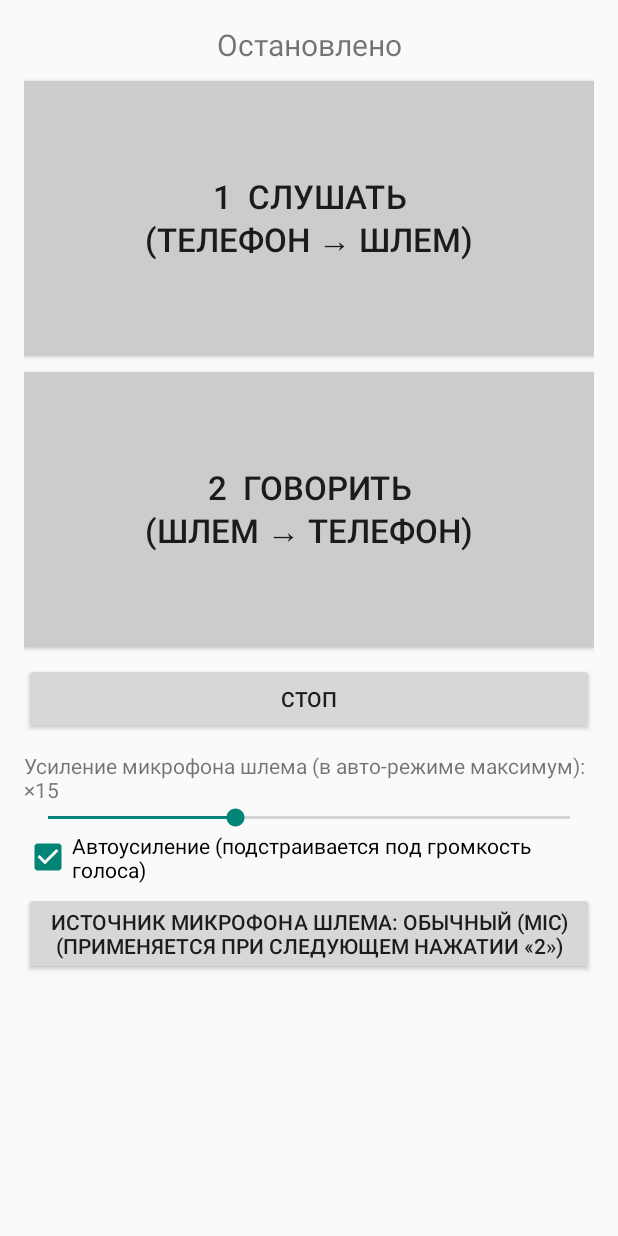
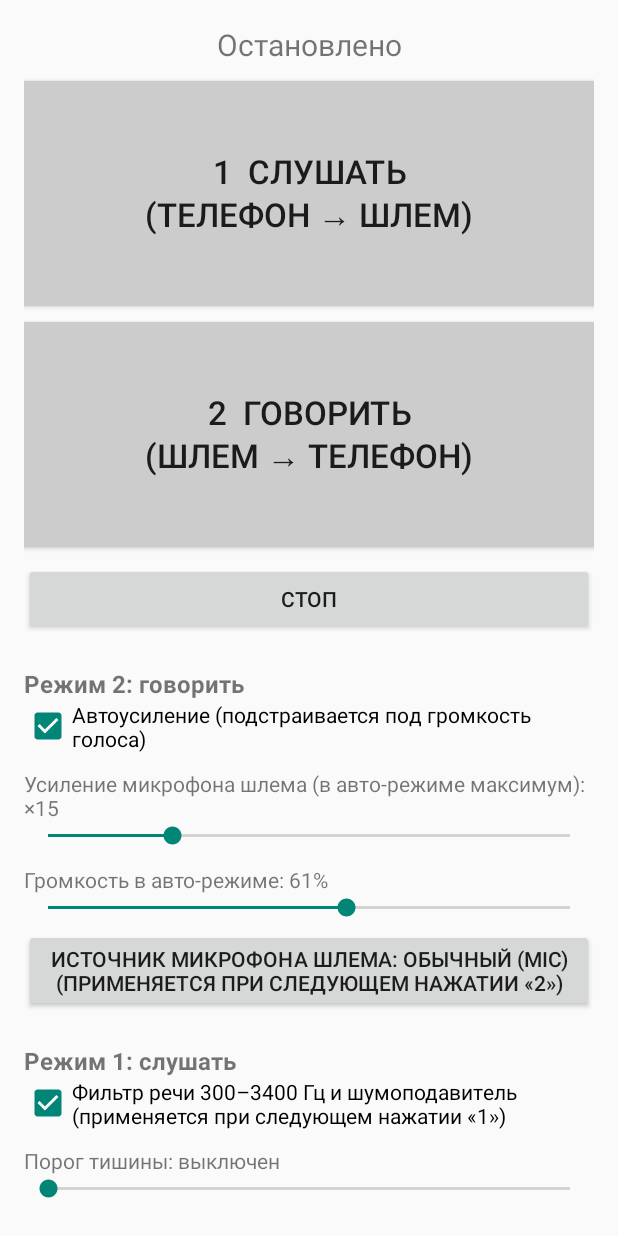
Before and after one commit to wh1tebeardv/cleude_helmet, an Android app: the screen it shows after launch (MainActivity), on a phone screen of 412 x 824 dp. Run offline under Robolectric (Android 15) with nearby library versions, the phone set to English and light mode, and no system bars.

Commit message:
Soft limiter, AGC target slider, LISTEN speech filter and silence gate, scrollable UI
Co-Authored-By: Claude Sonnet 5.5 <noreply@anthropic.com>
Claude-Session: https://claude.ai/code/session_01Qsyb9NPsuhCyuGVPyXSc5Q

```diff
--- a/app/src/main/java/com/example/helmetrelay/MainActivity.kt
+++ b/app/src/main/java/com/example/helmetrelay/MainActivity.kt
@@ -3,12 +3,16 @@ package com.example.helmetrelay
 import android.Manifest
 import android.app.Activity
 import android.content.Intent
+import android.content.SharedPreferences
 import android.content.pm.PackageManager
 import android.graphics.Color
+import android.media.MediaRecorder
 import android.os.Bundle
 import android.view.Gravity
 import android.view.ViewGroup
+import android.view.WindowManager
 import android.widget.Button
+import android.widget.CheckBox
 import android.widget.LinearLayout
 import android.widget.ScrollView
 import android.widget.SeekBar
@@ -20,12 +24,15 @@ class MainActivity : Activity() {
     private lateinit var logView: TextView
     private lateinit var btnListen: Button
     private lateinit var btnTalk: Button
-    private lateinit var btnStop: Button
+    private lateinit var prefs: SharedPreferences
 
     private var pendingAction: String? = null
 
     override fun onCreate(savedInstanceState: Bundle?) {
         super.onCreate(savedInstanceState)
+        window.addFlags(WindowManager.LayoutParams.FLAG_KEEP_SCREEN_ON)
+        prefs = getSharedPreferences("relay", MODE_PRIVATE)
+        val dp = resources.displayMetrics.density
 
         val root = LinearLayout(this).apply {
             orientation = LinearLayout.VERTICAL
@@ -41,55 +48,52 @@ class MainActivity : Activity() {
 
         btnListen = bigButton("1  СЛУШАТЬ\n(телефон → шлем)") { send(RelayService.ACTION_LISTEN) }
         btnTalk = bigButton("2  ГОВОРИТЬ\n(шлем → телефон)") { send(RelayService.ACTION_TALK) }
-        root.addView(btnListen, LinearLayout.LayoutParams(-1, 0, 1f).apply { topMargin = 16 })
-        root.addView(btnTalk, LinearLayout.LayoutParams(-1, 0, 1f).apply { topMargin = 16 })
+        root.addView(btnListen, LinearLayout.LayoutParams(-1, (150 * dp).toInt()).apply { topMargin = 16 })
+        root.addView(btnTalk, LinearLayout.LayoutParams(-1, (150 * dp).toInt()).apply { topMargin = 16 })
 
-        btnStop = Button(this).apply {
+        val btnStop = Button(this).apply {
             text = "СТОП"
             setOnClickListener { send(RelayService.ACTION_STOP) }
         }
         root.addView(btnStop, LinearLayout.LayoutParams(-1, -2).apply { topMargin = 16 })
 
-        val prefs = getSharedPreferences("relay", MODE_PRIVATE)
-        val gainStep = prefs.getInt("gainStep", 15) // усиление = шаг (×1 … ×15)
-        RelayService.talkGain = gainStep.toFloat()
-        val gainLabel = TextView(this).apply {
-            textSize = 14f
-            text = "Усиление микрофона шлема (в авто-режиме максимум): ×$gainStep"
-        }
-        root.addView(gainLabel, LinearLayout.LayoutParams(-1, -2).apply { topMargin = 16 })
-        val gainBar = SeekBar(this).apply {
-            max = 39
-            progress = gainStep - 1
-            setOnSeekBarChangeListener(object : SeekBar.OnSeekBarChangeListener {
-                override fun onProgressChanged(sb: SeekBar?, value: Int, fromUser: Boolean) {
-                    val step = value + 1
-                    RelayService.talkGain = step.toFloat()
-                    gainLabel.text = "Усиление микрофона шлема (в авто-режиме максимум): ×$step"
-                    prefs.edit().putInt("gainStep", step).apply()
-                }
-
-                override fun onStartTrackingTouch(sb: SeekBar?) {}
-                override fun onStopTrackingTouch(sb: SeekBar?) {}
-            })
-        }
-        root.addView(gainBar, LinearLayout.LayoutParams(-1, -2))
+        // ---------- настройки режима 2 (шлем → телефон) ----------
+        addHeader(root, "Режим 2: говорить")
 
         RelayService.talkAuto = prefs.getBoolean("auto", true)
-        val autoBox = android.widget.CheckBox(this).apply {
+        root.addView(CheckBox(this).apply {
             text = "Автоусиление (подстраивается под громкость голоса)"
             isChecked = RelayService.talkAuto
             setOnCheckedChangeListener { _, checked ->
                 RelayService.talkAuto = checked
                 prefs.edit().putBoolean("auto", checked).apply()
             }
+        }, LinearLayout.LayoutParams(-1, -2))
+
+        val gainStep = prefs.getInt("gainStep", 15).coerceIn(1, 60)
+        RelayService.talkGain = gainStep.toFloat()
+        addSlider(
+            root, { "Усиление микрофона шлема (в авто-режиме максимум): ×${it + 1}" },
+            59, gainStep - 1
+        ) {
+            RelayService.talkGain = (it + 1).toFloat()
+            prefs.edit().putInt("gainStep", it + 1).apply()
         }
-        root.addView(autoBox, LinearLayout.LayoutParams(-1, -2))
+
+        val targetStep = prefs.getInt("targetStep", 12).coerceIn(0, 21)
+        RelayService.talkTarget = 8000f + targetStep * 1000f
+        addSlider(
+            root, { "Громкость в авто-режиме: ${(8000 + it * 1000) * 100 / 32767}%" },
+            21, targetStep
+        ) {
+            RelayService.talkTarget = 8000f + it * 1000f
+            prefs.edit().putInt("targetStep", it).apply()
+        }
 
         val sources = listOf(
-            "Голосовой (VOICE_COMMUNICATION)" to android.media.MediaRecorder.AudioSource.VOICE_COMMUNICATION,
-            "Обычный (MIC)" to android.media.MediaRecorder.AudioSource.MIC,
-            "Распознавание (VOICE_RECOGNITION)" to android.media.MediaRecorder.AudioSource.VOICE_RECOGNITION
+            "Голосовой (VOICE_COMMUNICATION)" to MediaRecorder.AudioSource.VOICE_COMMUNICATION,
+            "Обычный (MIC)" to MediaRecorder.AudioSource.MIC,
+            "Распознавание (VOICE_RECOGNITION)" to MediaRecorder.AudioSource.VOICE_RECOGNITION
         )
         var srcIdx = prefs.getInt("srcIdx", 1).coerceIn(0, sources.size - 1)
         RelayService.talkSource = sources[srcIdx].second
@@ -104,12 +108,36 @@ class MainActivity : Activity() {
         }
         root.addView(srcBtn, LinearLayout.LayoutParams(-1, -2).apply { topMargin = 8 })
 
+        // ---------- настройки режима 1 (телефон → шлем) ----------
+        addHeader(root, "Режим 1: слушать")
+
+        RelayService.listenFilter = prefs.getBoolean("filter", true)
+        root.addView(CheckBox(this).apply {
+            text = "Фильтр речи 300–3400 Гц и шумоподавитель (применяется при следующем нажатии «1»)"
+            isChecked = RelayService.listenFilter
+            setOnCheckedChangeListener { _, checked ->
+                RelayService.listenFilter = checked
+                prefs.edit().putBoolean("filter", checked).apply()
+            }
+        }, LinearLayout.LayoutParams(-1, -2))
+
+        val gateStep = prefs.getInt("gateStep", 0).coerceIn(0, 48)
+        RelayService.listenGate = gateStep * 250
+        addSlider(
+            root, { if (it == 0) "Порог тишины: выключен" else "Порог тишины: ${it * 250} (пик сигнала, ниже — тишина)" },
+            48, gateStep
+        ) {
+            RelayService.listenGate = it * 250
+            prefs.edit().putInt("gateStep", it).apply()
+        }
+
+        addHeader(root, "Журнал")
         logView = TextView(this).apply { textSize = 12f }
+        root.addView(logView, LinearLayout.LayoutParams(-1, -2))
+
         val scroll = ScrollView(this)
-        scroll.addView(logView)
-        root.addView(scroll, LinearLayout.LayoutParams(-1, 0, 0.8f).apply { topMargin = 16 })
-
-        setContentView(root, ViewGroup.LayoutParams(-1, -1))
+        scroll.addView(root, ViewGroup.LayoutParams(-1, -2))
+        setContentView(scroll, ViewGroup.LayoutParams(-1, -1))
         render(RelayService.mode, RelayService.currentLog())
     }
 
@@ -128,6 +156,41 @@ class MainActivity : Activity() {
         text = label
         textSize = 22f
         setOnClickListener { onClick() }
+    }
+
+    private fun addHeader(root: LinearLayout, title: String) {
+        root.addView(TextView(this).apply {
+            text = title
+            textSize = 16f
+            setTypeface(typeface, android.graphics.Typeface.BOLD)
+        }, LinearLayout.LayoutParams(-1, -2).apply { topMargin = 32 })
+    }
+
+    private fun addSlider(
+        root: LinearLayout,
+        label: (Int) -> String,
+        max: Int,
+        initial: Int,
+        onChange: (Int) -> Unit
+    ) {
+        val tv = TextView(this).apply {
+            textSize = 14f
+            text = label(initial)
+        }
+        root.addView(tv, LinearLayout.LayoutParams(-1, -2).apply { topMargin = 16 })
+        val bar = SeekBar(this)
+        bar.max = max
+        bar.progress = initial
+        bar.setOnSeekBarChangeListener(object : SeekBar.OnSeekBarChangeListener {
+            override fun onProgressChanged(sb: SeekBar?, value: Int, fromUser: Boolean) {
+                tv.text = label(value)
+                onChange(value)
+            }
+
+            override fun onStartTrackingTouch(sb: SeekBar?) {}
+            override fun onStopTrackingTouch(sb: SeekBar?) {}
+        })
+        root.addView(bar, LinearLayout.LayoutParams(-1, -2))
     }
 
     private fun render(m: RelayService.Mode, lines: List<String>) {
```
Also changed, not shown: app/src/main/java/com/example/helmetrelay/RelayService.kt (+106 -5 lines).
